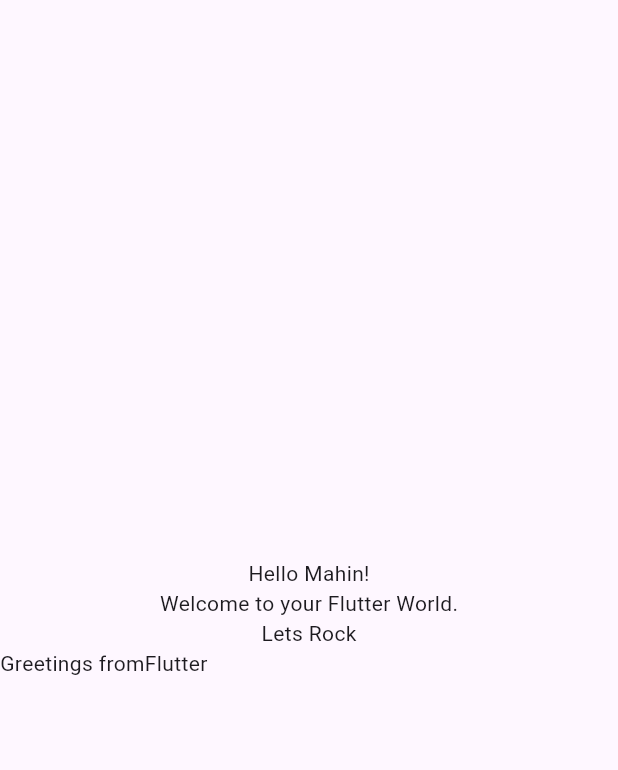
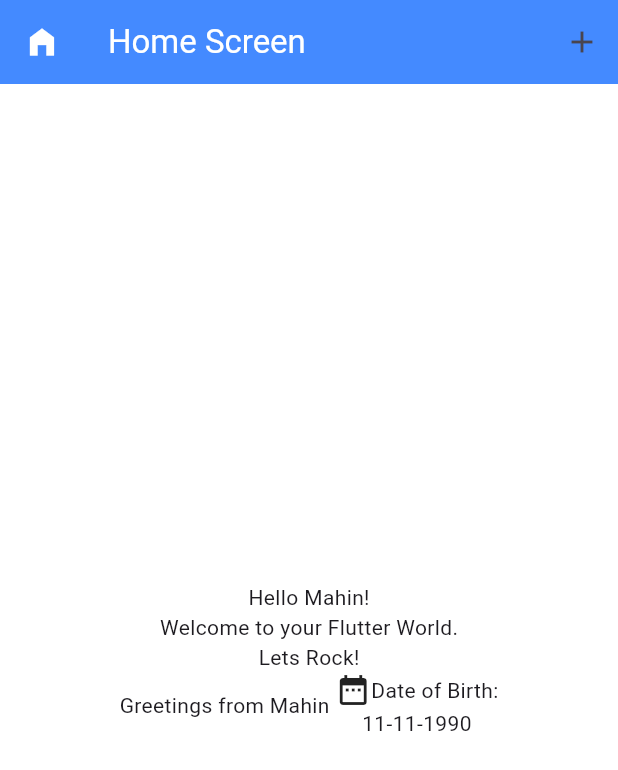
Before and after one commit to Mahin47/live_class_project_mahin, a Flutter app: the screen it shows after launch, on a phone screen of 412 x 824 dp. Shown: the top 770 px of the screen. Run offline on Flutter 3.47's test engine with Material 3 defaults, Android fonts, the phone set to English and light mode, and no system bars.

Commit message:
update for row column

```diff
--- a/lib/main.dart
+++ b/lib/main.dart
@@ -1,4 +1,5 @@
 // amra kiki dekbo ajke: column | row| dialog |bottom sheet
+
 import 'package:flutter/material.dart';
 
 void main(){
@@ -18,26 +19,69 @@ class Home extends StatelessWidget {
   @override
   Widget build(BuildContext context) {
     return Scaffold(
+      backgroundColor: Colors.white,
+      appBar: AppBar(
+        backgroundColor: Colors.blueAccent,
+        title: Row(
+          children: [
+            //Icon(Icons.home,color: Colors.white),
+            Text('Home Screen',
+              style: TextStyle(color: Colors.white),
+            ),
+          ],
+        ),
+        leading: Icon(Icons.home_filled,color: Colors.white),
+        actions: [
+          IconButton(onPressed: () {
+            // ScaffoldMessenger.of(context).showSnackBar(
+            //     SnackBar(
+            //         content: Text('You Have Been Pressed The Button'),
+            //       duration: Duration(seconds: 1),
+            //       backgroundColor: Colors.green
+            //     )
+            // );
+            showDialog(context: context, builder: (Builder){
+              return AlertDialog(
+                title: Text('Confirmation'),
+                content: Text('Are You Want to Close this App?'),
+              );
+            }
+            );
+          }, icon: Icon(Icons.add)),
+        ],
+      ),
       body:
       Center(
         child: Column(
           mainAxisAlignment: MainAxisAlignment.center,
-          mainAxisSize: MainAxisSize.min,
+          mainAxisSize: MainAxisSize.max,
 
           crossAxisAlignment: CrossAxisAlignment.center,
           children: [
             Text('Hello Mahin!'),
             Text('Welcome to your Flutter World.'),
-            Text('Lets Rock'),
-
+            Text('Lets Rock!'),
 
             Row(
+              mainAxisSize: MainAxisSize.max,
+              mainAxisAlignment: MainAxisAlignment.center,
+              crossAxisAlignment: CrossAxisAlignment.center,
               children: [
-                Text('Greetings from'),
-                Text('Flutter'),
+                Text('Greetings from '),
+                Text('Mahin '),
+                Column(
+                  children: [
+                    Row(
+                      children: [
+                        Icon(Icons.date_range),
+                        Text('Date of Birth:'),
+                      ],
+                    ),
+                    Text('11-11-1990')
+                  ],
+                )
               ],
             )
-
           ],
         )
       ),
```
